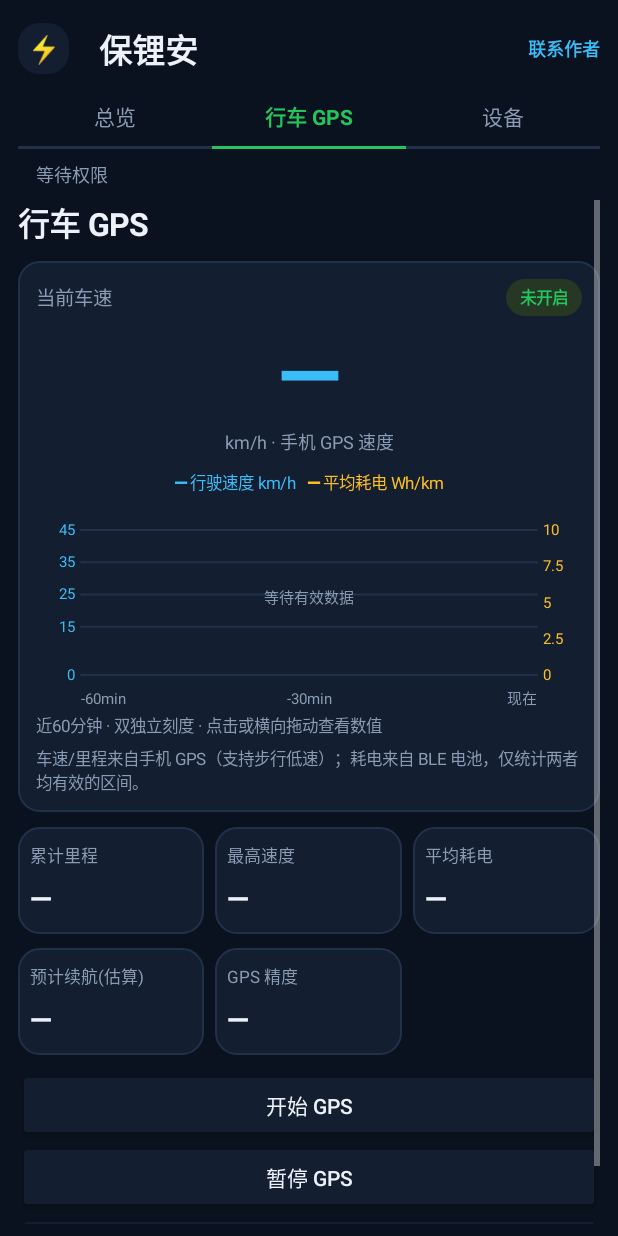
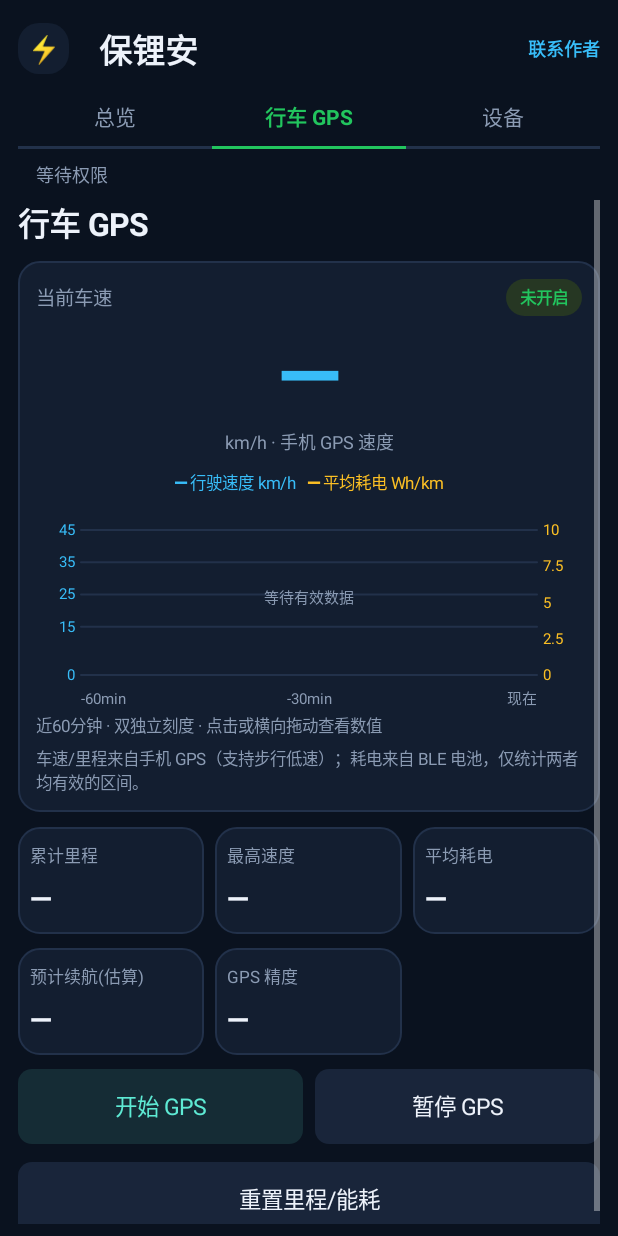
Before and after one commit to m1157854285-oss/Bao-Li-An-BMS-Android, an Android app: the screen it shows after launch (MainActivity), after a tap on "行车 GPS", on a phone screen of 412 x 824 dp. Run offline under Robolectric (Android 15) with nearby library versions, the phone set to English and light mode, and no system bars; 1 statement that could not run was skipped; 2 other taps on this screen came first.

Commit message:
Add files via upload

```diff
--- a/android/app/build.gradle
+++ b/android/app/build.gradle
@@ -2,6 +2,6 @@ plugins { id 'com.android.application' }
 android {
  namespace 'io.bmsride.monitor'
  compileSdk 35
- defaultConfig { applicationId 'io.bmsride.monitor'; minSdk 26; targetSdk 34; versionCode 13; versionName '6.6.6' }
+ defaultConfig { applicationId 'io.bmsride.monitor'; minSdk 26; targetSdk 34; versionCode 14; versionName '6.6.6' }
  compileOptions { sourceCompatibility JavaVersion.VERSION_17; targetCompatibility JavaVersion.VERSION_17 }
 }
--- a/android/app/src/main/java/io/bmsride/monitor/MainActivity.java
+++ b/android/app/src/main/java/io/bmsride/monitor/MainActivity.java
@@ -9,7 +9,12 @@ import android.animation.ValueAnimator;import android.view.animation.DecelerateI
  void start(){if(bound)return;Intent i=new Intent(this,MonitorService.class);startForegroundService(i);bound=bindService(i,connection,BIND_AUTO_CREATE);}
  int dp(int x){return (int)(getResources().getDisplayMetrics().density*x+0.5f);} TextView txt(String s,int size,int color){TextView t=new TextView(this);t.setText(s);t.setTextSize(size);t.setTextColor(color);t.setPadding(dp(12),dp(8),dp(12),dp(8));return t;}
  GradientDrawable bg(int color){GradientDrawable g=new GradientDrawable();g.setColor(color);g.setCornerRadius(dp(14));return g;}
- void button(String label,Runnable r){Button b=new Button(this);b.setText(label);b.setAllCaps(false);b.setTextColor(FG);b.setBackgroundTintList(android.content.res.ColorStateList.valueOf(CARD));b.setOnClickListener(v->r.run());body.addView(b);}
+ Button gpsAction(String title,boolean primary,Runnable action){
+  Button b=new Button(this);b.setText(title);b.setAllCaps(false);b.setTextSize(15);b.setTypeface(Typeface.DEFAULT,Typeface.NORMAL);b.setGravity(Gravity.CENTER);b.setMinHeight(0);b.setMinimumHeight(0);b.setMinWidth(0);b.setMinimumWidth(0);b.setPadding(dp(8),0,dp(8),0);b.setElevation(0);b.setStateListAnimator(null);b.setBackgroundTintList(null);
+  GradientDrawable base=new GradientDrawable();base.setColor(primary?0xff152c35:0xff19253a);base.setCornerRadius(dp(9));GradientDrawable mask=new GradientDrawable();mask.setColor(0xffffffff);mask.setCornerRadius(dp(9));
+  b.setBackground(new android.graphics.drawable.RippleDrawable(android.content.res.ColorStateList.valueOf(0x225eead4),base,mask));b.setTextColor(primary?AQUA:FG);b.setOnClickListener(v->{action.run();if(service!=null)updateGps(service.snapshot());});return b;
+ }
+ void gpsActions(){LinearLayout row=new LinearLayout(this);Button start=gpsAction("开始 GPS",true,()->{if(service!=null)service.enableGps();});Button pause=gpsAction("暂停 GPS",false,()->{if(service!=null)service.disableGps();});LinearLayout.LayoutParams left=new LinearLayout.LayoutParams(0,dp(50),1);left.rightMargin=dp(8);row.addView(start,left);row.addView(pause,new LinearLayout.LayoutParams(0,dp(50),1));body.addView(row,new LinearLayout.LayoutParams(-1,-2));gap(body,12);body.addView(gpsAction("重置里程/能耗",false,()->{if(service!=null)service.resetTrip();}),new LinearLayout.LayoutParams(-1,dp(50)));}
  LinearLayout vertical(){LinearLayout l=new LinearLayout(this);l.setOrientation(LinearLayout.VERTICAL);return l;}
  TextView label(String s,int size,int color,boolean bold){TextView t=txt(s,size,color);t.setPadding(0,0,0,0);if(bold)t.setTypeface(Typeface.DEFAULT,Typeface.BOLD);return t;}
  GradientDrawable cardBg(){GradientDrawable d=bg(CARD);d.setStroke(dp(1),BORDER);return d;}
@@ -74,7 +79,7 @@ import android.animation.ValueAnimator;import android.view.animation.DecelerateI
  void updateDevices(){
   if(deviceRows==null||service==null)return;
   Ble ble=service.ble;String active=ble.g==null?"":ble.g.getDevice().getAddress();boolean valid=service.snapshot().optBoolean("bmsValid");String link=active.isEmpty()?"未连接":ble.connected?"已连接":"连接中";
-  connectedName.setText(active.isEmpty()?"保锂安":ble.name(ble.g.getDevice()).replace("LK8625","").trim());deviceInfo.setText(active.isEmpty()?"未连接":active+(valid?" · 数据 #"+ble.dataFrames:" · 等待有效数据"));stateBadge(deviceBadge,link,ble.connected);scanButton.setText(ble.scanning?"正在扫描设备…":"扫描设备");
+  connectedName.setText(UiRules.connectedTitle(active.isEmpty()?null:ble.name(ble.g.getDevice())));deviceInfo.setText(active.isEmpty()?"未连接":active+(valid?" · 数据 #"+ble.dataFrames:" · 等待有效数据"));stateBadge(deviceBadge,link,ble.connected);scanButton.setText(ble.scanning?"正在扫描设备…":"扫描设备");
   Map<String,BluetoothDevice> visible=UiRules.withActive(ble.devices,active,ble.g==null?null:ble.g.getDevice());ArrayList<BluetoothDevice> now=new ArrayList<>(visible.values());now.sort(Comparator.comparingInt(d->UiRules.devicePriority(d.getAddress().equals(active),ble.supported(d))));ArrayList<String> order=new ArrayList<>();for(BluetoothDevice d:now)order.add(d.getAddress());
   deviceCount.setText("扫描结果 · "+now.size()+" 台设备"+(ble.scanning?" · 扫描中":now.size()>4?" · 上下滑动":""));
   if(!order.equals(renderedDevices)){
@@ -88,7 +93,7 @@ import android.animation.ValueAnimator;import android.view.animation.DecelerateI
   LinearLayout hero=card();linkBadge=badge("未连接");hero.addView(header("电池实时状态",linkBadge));
   deviceTitle=label("保锂安 BMS",19,FG,true);hero.addView(deviceTitle);gap(hero,12);
   LinearLayout row=new LinearLayout(this);row.setGravity(Gravity.CENTER_VERTICAL);ring=new SocRing(this);row.addView(ring,new LinearLayout.LayoutParams(0,dp(124),1));
-  LinearLayout right=vertical();right.setPadding(dp(12),0,0,0);right.addView(label("剩余容量（估算）",12,MUT,false));capacity=label("— Ah",21,FG,true);right.addView(capacity);gap(right,10);right.addView(label("电池电量",12,AMBER,false));socBar=new ProgressBar(this,null,android.R.attr.progressBarStyleHorizontal);socBar.setMax(1000);socBar.setProgressTintList(android.content.res.ColorStateList.valueOf(AMBER));socBar.setProgressBackgroundTintList(android.content.res.ColorStateList.valueOf(BORDER));right.addView(socBar,new LinearLayout.LayoutParams(-1,dp(10)));source=label("来源：—",11,MUT,false);gap(right,8);right.addView(source);row.addView(right,new LinearLayout.LayoutParams(0,-2,1.5f));hero.addView(row);addCard(hero);
+  LinearLayout right=vertical();right.setPadding(dp(12),0,0,0);right.addView(label("剩余容量（估算）",12,MUT,false));capacity=label("— Ah",21,FG,true);right.addView(capacity);gap(right,10);right.addView(label("电池电量",12,MUT,false));socBar=new ProgressBar(this,null,android.R.attr.progressBarStyleHorizontal);socBar.setMax(1000);socBar.setProgressTintList(android.content.res.ColorStateList.valueOf(TEAL));socBar.setProgressBackgroundTintList(android.content.res.ColorStateList.valueOf(BORDER));right.addView(socBar,new LinearLayout.LayoutParams(-1,dp(10)));source=label("来源：—",11,MUT,false);gap(right,8);right.addView(source);row.addView(right,new LinearLayout.LayoutParams(0,-2,1.5f));hero.addView(row);addCard(hero);
   tiles(new String[]{"电池电流","实时功率","总电压","电芯压差"},0,4);tiles(new String[]{"电池T1温度","电池T2温度","电池T3温度"},4,3);body.addView(label("功率为电池端实时电功率，非电机额定功率。",11,MUT,false));gap(body,8);
   cellsCard();
   LinearLayout extra=card();flagsView=label("MOS 状态：未知",12,MUT,false);extra.addView(flagsView);addCard(extra);
@@ -105,19 +110,19 @@ import android.animation.ValueAnimator;import android.view.animation.DecelerateI
   LinearLayout hero=card();gpsBadge=badge("未开启");hero.addView(header("当前车速",gpsBadge));speedValue=label("—",56,BLUE,true);speedValue.setGravity(Gravity.CENTER);hero.addView(speedValue);TextView unit=label("km/h · 手机 GPS 速度",12,MUT,false);unit.setGravity(Gravity.CENTER);hero.addView(unit);gap(hero,10);
   LinearLayout legend=new LinearLayout(this);legend.setGravity(Gravity.CENTER);legend.addView(label("━ 行驶速度 km/h",11,BLUE,false));TextView e=label("   ━ 平均耗电 Wh/km",11,AMBER,false);legend.addView(e);hero.addView(legend);trend=new Trend(this);hero.addView(trend,new LinearLayout.LayoutParams(-1,dp(145)));TextView help=label("近60分钟 · 双独立刻度 · 点击或横向拖动查看数值",11,MUT,false);hero.addView(help);gap(hero,5);hero.addView(label("车速/里程来自手机 GPS（支持步行低速）；耗电来自 BLE 电池，仅统计两者均有效的区间。",11,MUT,false));addCard(hero);
   tiles(new String[]{"累计里程","最高速度","平均耗电"},0,3);tiles(new String[]{"预计续航(估算)","GPS 精度"},3,3);
-  button("开始 GPS",()->{if(service!=null)service.enableGps();});button("暂停 GPS",()->{if(service!=null)service.disableGps();});button("重置里程/能耗",()->{if(service!=null)service.resetTrip();});
+  gpsActions();
  }
  int deltaColor(double v){return !Double.isFinite(v)?MUT:UiRules.deltaWarning(v)?RED:TEAL;}
  void val(int i,String text,int color){if(values[i]!=null){values[i].setText(text);values[i].setTextColor(color);}}
  void stateBadge(TextView t,String text,boolean good){t.setText(text);t.setTextColor(good?TEAL:MUT);t.setBackground(bg(good?0xff263723:BORDER));}
- void updateOverview(JSONObject j){values=overviewValues;boolean valid=j.optBoolean("bmsValid");stateBadge(linkBadge,valid?"已连接":"无有效数据",valid);ring.soc=j.optDouble("soc",Double.NaN);ring.invalidate();capacity.setText(f(j,"ah",1)+" Ah");socBar.setProgress(Double.isFinite(ring.soc)?(int)Math.round(Math.max(0,Math.min(100,ring.soc))*10):0);String address=service.ble.g!=null?service.ble.g.getDevice().getAddress():"—";source.setText("来源："+address);JSONArray cells=j.optJSONArray("cells");int cellCount=cells==null?0:cells.length();deviceTitle.setText("保锂安 BMS"+(cellCount>0?" · "+cellCount+" 串":""));val(2,f(j,"voltage",2)+" V",FG);val(0,f(j,"current",2)+" A",BLUE);double power=j.optDouble("power",Double.NaN);powerTitle.setText(UiRules.powerTitle(power));val(1,UiRules.formatNumber(UiRules.powerMagnitude(power),0)+" W",AMBER);val(3,f(j,"delta",3)+" V",deltaColor(j.optDouble("delta",Double.NaN)));JSONArray a=j.optJSONArray("temps");double[] temps=new double[3];for(int i=0;i<3;i++)temps[i]=a==null?Double.NaN:a.optDouble(i,Double.NaN);for(int i=0;i<3;i++){int rank=UiRules.temperatureRank(temps,i);val(4+i,UiRules.formatNumber(temps[i],1)+" °C",rank>0?RED:rank<0?TEAL:FG);}flagsView.setText(flags(j));updateCells(j);}
+ void updateOverview(JSONObject j){values=overviewValues;boolean valid=j.optBoolean("bmsValid");stateBadge(linkBadge,valid?"已连接":"无有效数据",valid);ring.soc=j.optDouble("soc",Double.NaN);ring.invalidate();capacity.setText(f(j,"ah",1)+" Ah");socBar.setProgress(Double.isFinite(ring.soc)?(int)Math.round(Math.max(0,Math.min(100,ring.soc))*10):0);String address=service.ble.g!=null?service.ble.g.getDevice().getAddress():"—";source.setText("来源："+address);JSONArray cells=j.optJSONArray("cells");int cellCount=cells==null?0:cells.length();deviceTitle.setText("保锂安 BMS"+(cellCount>0?" · "+cellCount+" 串":""));val(2,f(j,"voltage",2)+" V",FG);val(0,f(j,"current",2)+" A",AMBER);double power=j.optDouble("power",Double.NaN);powerTitle.setText(UiRules.powerTitle(power));val(1,UiRules.formatNumber(UiRules.powerMagnitude(power),0)+" W",AMBER);val(3,f(j,"delta",3)+" V",deltaColor(j.optDouble("delta",Double.NaN)));JSONArray a=j.optJSONArray("temps");double[] temps=new double[3];for(int i=0;i<3;i++)temps[i]=a==null?Double.NaN:a.optDouble(i,Double.NaN);for(int i=0;i<3;i++){int rank=UiRules.temperatureRank(temps,i);val(4+i,UiRules.formatNumber(temps[i],1)+" °C",rank>0?RED:rank<0?TEAL:FG);}flagsView.setText(flags(j));updateCells(j);}
  void updateGps(JSONObject j){values=gpsValues;boolean valid=j.optBoolean("gpsValid");stateBadge(gpsBadge,!service.gps?"未开启":valid?"定位正常":"等待定位",valid);speedValue.setText(f(j,"speed",1));val(0,f(j,"km",2)+" km",FG);val(1,f(j,"maxSpeed",0)+" km/h",BLUE);val(2,f(j,"eff",1)+" Wh/km",FG);boolean retained=Double.isFinite(j.optDouble("range",Double.NaN))&&!j.optBoolean("rangeCurrent");rangeTitle.setText(retained?"续航(上次估算)":"预计续航(估算)");val(3,f(j,"range",0)+" km",retained?AMBER:TEAL);val(4,f(j,"accuracy",0)+" m",FG);trend.samples=service.history.copy();trend.invalidate();}
  String flags(JSONObject j){int x=j.optInt("mosFlags",-1);if(x<0)return "MOS 状态：未知";return "充电MOS "+((x&64)!=0?"开":"关")+" / 放电MOS "+((x&128)!=0?"开":"关")+" / 预放电 "+((x&32)!=0?"开":"关")+"\n原始告警/保护/故障："+j.optString("alarm","—")+" / "+j.optString("protection","—")+" / "+j.optString("fault","—");}
  String f(JSONObject j,String key,int dec){double n=j.optDouble(key,Double.NaN);return UiRules.formatNumber(n,dec);}
  final Runnable refresh=new Runnable(){public void run(){if(service!=null){JSONObject j=service.snapshot();status.setText((j.optBoolean("bmsValid")?"● ":"○ ")+service.status);status.setTextColor(j.optBoolean("bmsValid")?TEAL:MUT);if(ring!=null)updateOverview(j);if(trend!=null)updateGps(j);updateDevices();}h.postDelayed(this,1000);}};
  class SocRing extends View {
   double soc=Double.NaN;final Paint p=new Paint(Paint.ANTI_ALIAS_FLAG);SocRing(Context c){super(c);}
-  protected void onDraw(Canvas c){float cx=getWidth()/2f,cy=getHeight()/2f,r=Math.max(1,Math.min(cx,cy)-dp(7));RectF box=new RectF(cx-r,cy-r,cx+r,cy+r);p.setStyle(Paint.Style.STROKE);p.setStrokeWidth(dp(8));p.setStrokeCap(Paint.Cap.ROUND);p.setColor(BORDER);c.drawCircle(cx,cy,r,p);if(Double.isFinite(soc)){p.setColor(AMBER);c.drawArc(box,-90,(float)(360*Math.max(0,Math.min(100,soc))/100),false,p);}p.setStyle(Paint.Style.FILL);p.setTextAlign(Paint.Align.CENTER);p.setTypeface(Typeface.create("sans-serif",Typeface.BOLD));p.setTextSize(Math.min(dp(29),r*.56f));p.setColor(AMBER);c.drawText(Double.isFinite(soc)?String.format(Locale.US,"%.1f",soc):"—",cx,cy+dp(3),p);p.setTypeface(Typeface.DEFAULT);p.setTextSize(dp(12));p.setColor(MUT);c.drawText("%",cx,cy+dp(22),p);}
+  protected void onDraw(Canvas c){float cx=getWidth()/2f,cy=getHeight()/2f,r=Math.max(1,Math.min(cx,cy)-dp(7));RectF box=new RectF(cx-r,cy-r,cx+r,cy+r);p.setStyle(Paint.Style.STROKE);p.setStrokeWidth(dp(8));p.setStrokeCap(Paint.Cap.ROUND);p.setColor(BORDER);c.drawCircle(cx,cy,r,p);if(Double.isFinite(soc)){p.setColor(TEAL);c.drawArc(box,-90,(float)(360*Math.max(0,Math.min(100,soc))/100),false,p);}p.setStyle(Paint.Style.FILL);p.setTextAlign(Paint.Align.CENTER);p.setTypeface(Typeface.create("sans-serif",Typeface.BOLD));p.setTextSize(Math.min(dp(29),r*.56f));p.setColor(FG);c.drawText(Double.isFinite(soc)?String.format(Locale.US,"%.1f",soc):"—",cx,cy+dp(3),p);p.setTypeface(Typeface.DEFAULT);p.setTextSize(dp(12));p.setColor(MUT);c.drawText("%",cx,cy+dp(22),p);}
  }
  class Trend extends View {
   List<TripHistory.Sample> samples=Collections.emptyList();final Paint p=new Paint(Paint.ANTI_ALIAS_FLAG);long selected=-1;float downX,downY;Trend(Context c){super(c);setContentDescription("最近60分钟行驶速度和平均耗电曲线，点击查看数值");}
--- a/android/app/src/main/java/io/bmsride/monitor/UiRules.java
+++ b/android/app/src/main/java/io/bmsride/monitor/UiRules.java
@@ -1,5 +1,7 @@
 package io.bmsride.monitor;
 final class UiRules {
+ // Keep brand stable; append the complete advertised name without stripping its model prefix.
+ static String connectedTitle(String name){String n=name==null?"":name.replace('\n',' ').replace('\r',' ').trim();if(n.isEmpty()||n.equals("未知设备")||n.equals("保锂安"))return "保锂安";if(n.startsWith("保锂安")){n=n.substring("保锂安".length()).trim();if(n.isEmpty())return "保锂安";}return "保锂安 "+n;}
  static int devicePriority(boolean active,boolean supported){return active?0:supported?1:2;}
  static <T> java.util.Map<String,T> withActive(java.util.Map<String,T> scanned,String address,T active){java.util.Map<String,T> out=new java.util.LinkedHashMap<>();if(active!=null)out.put(address,active);for(java.util.Map.Entry<String,T> e:scanned.entrySet())out.putIfAbsent(e.getKey(),e.getValue());return out;}
  static String formatNumber(double n,int decimals){return Double.isFinite(n)?String.format(java.util.Locale.US,"%."+decimals+"f",n):"—";}
```
Also changed, not shown: 4 other files.
